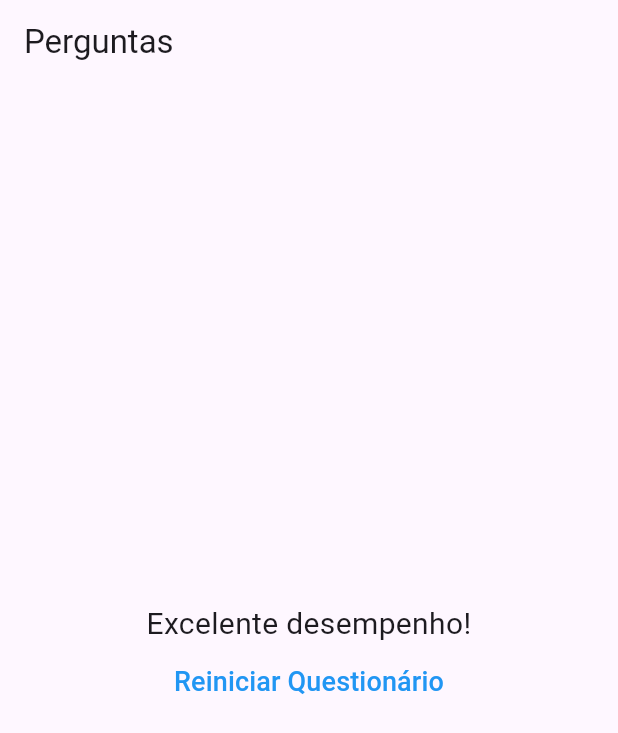
After one commit to RR-LEAL/Projeto-Perguntas, a Flutter app: the screen it shows after launch, after a tap on "Preto", after a tap on "Gato", after a tap on "Pedro", on a phone screen of 412 x 824 dp. The commit adds this screen. Shown: the top 733 px of the screen. Run offline on Flutter 3.47's test engine with Material 3 defaults, Android fonts, the phone set to English and light mode, and no system bars.

Commit message:
feat: add questionario and resultado components with scoring logic

```diff
--- a/lib/main.dart
+++ b/lib/main.dart
@@ -1,57 +1,76 @@
 import 'package:flutter/material.dart';
-import './questao.dart';
-import './resposta.dart';
+import './questionario.dart';
+import './resultado.dart';
 
-main() {
+void main() {
   runApp(PerguntaApp());
 }
 
 class _PerguntaAppState extends State<PerguntaApp> {
   var _perguntaSelecionada = 0;
+  var _pontuacaoTotal = 0;
   final _perguntas = const [
     {
       'texto': 'Qual é a sua cor favorita?',
-      'respostas': ['Preto', 'Vermelho', 'Verde', 'Branco'],
+      'respostas': [
+        {'texto': 'Preto', 'pontos': 10},
+        {'texto': 'Vermelho', 'pontos': 5},
+        {'texto': 'Verde', 'pontos': 3},
+        {'texto': 'Branco', 'pontos': 1},
+      ],
     },
     {
       'texto': 'Qual é o seu animal favorito?',
-      'respostas': ['Cachorro', 'Gato', 'Pássaro', 'Peixe'],
+      'respostas': [
+        {'texto': 'Cachorro', 'pontos': 4},
+        {'texto': 'Gato', 'pontos': 8},
+        {'texto': 'Pássaro', 'pontos': 7},
+        {'texto': 'Peixe', 'pontos': 10},
+      ],
     },
     {
       'texto': 'Qual é o seu instrutor favorito?',
-      'respostas': ['João', 'Maria', 'Pedro', 'Ana'],
+      'respostas': [
+        {'texto': 'João', 'pontos': 2},
+        {'texto': 'Maria', 'pontos': 7},
+        {'texto': 'Pedro', 'pontos': 8},
+        {'texto': 'Leo', 'pontos': 10},
+      ],
     },
   ];
-
-  void _responder() {
-    if (temPerguntaSelecionada) {
-      setState(() {
-        _perguntaSelecionada++;
-      });
-    }
-  }
 
   bool get temPerguntaSelecionada {
     return _perguntaSelecionada < _perguntas.length;
   }
 
+  void _responder(int pontos) {
+    if (temPerguntaSelecionada) {
+      setState(() {
+        _perguntaSelecionada++;
+        _pontuacaoTotal += pontos;
+      });
+    }
+  }
+
+  void _reiniciarQuestionario() {
+    setState(() {
+      _perguntaSelecionada = 0;
+      _pontuacaoTotal = 0;
+    });
+  }
+
   @override
   Widget build(BuildContext context) {
-    List<String> respostas = temPerguntaSelecionada
-        ? _perguntas[_perguntaSelecionada]['respostas'] as List<String>
-        : [];
-
     return MaterialApp(
       home: Scaffold(
         appBar: AppBar(title: const Text('Perguntas')),
         body: temPerguntaSelecionada
-            ? Column(
-                children: [
-                  Questao(_perguntas[_perguntaSelecionada]['texto'].toString()),
-                  ...respostas.map((t) => Resposta(t, _responder)),
-                ], // <widget>[]
+            ? Questionario(
+                perguntas: _perguntas,
+                perguntaSelecionada: _perguntaSelecionada,
+                responder: _responder,
               )
-            : null,
+            : Resultado(_pontuacaoTotal, _reiniciarQuestionario),
       ),
     );
   }
--- /dev/null
+++ b/lib/questionario.dart
@@ -0,0 +1,39 @@
+import 'package:flutter/material.dart';
+
+import 'questao.dart';
+import 'resposta.dart';
+
+class Questionario extends StatelessWidget {
+  final List<Map<String, Object>> perguntas;
+  final int perguntaSelecionada;
+  final void Function(int) responder;
+
+  Questionario({
+    required this.perguntas,
+    required this.perguntaSelecionada,
+    required this.responder,
+  });
+
+  bool get temPerguntaSelecionada {
+    return perguntaSelecionada < perguntas.length;
+  }
+
+  @override
+  Widget build(BuildContext context) {
+    List<Map<String, Object>> respostas = temPerguntaSelecionada
+        ? perguntas[perguntaSelecionada]['respostas']
+              as List<Map<String, Object>>
+        : [];
+    return Column(
+      children: [
+        Questao(perguntas[perguntaSelecionada]['texto'].toString()),
+        ...respostas.map((resp) {
+          return Resposta(
+            resp['texto'].toString(),
+            () => responder(resp['pontos'] as int),
+          );
+        }),
+      ], // <widget>[]
+    );
+  }
+}
--- a/lib/resposta.dart
+++ b/lib/resposta.dart
@@ -4,7 +4,7 @@ class Resposta extends StatelessWidget {
   final String texto;
   final void Function() onSelected;
 
-  const Resposta(this.texto, this.onSelected, {super.key});
+  const Resposta(this.texto, this.onSelected);
 
   @override
   Widget build(BuildContext context) {
--- /dev/null
+++ b/lib/resultado.dart
@@ -0,0 +1,43 @@
+import 'package:flutter/material.dart';
+
+class Resultado extends StatelessWidget {
+  final int pontos;
+  final void Function()? quandoReiniciarQuestionario;
+
+  Resultado(this.pontos, this.quandoReiniciarQuestionario);
+
+  String get fraseResultado {
+    String frase;
+    if (pontos >= 25) {
+      frase = 'Excelente desempenho!';
+    } else if (pontos >= 15) {
+      frase = 'Bom trabalho!';
+    } else if (pontos >= 5) {
+      frase = 'Você pode melhorar.';
+    } else {
+      frase = 'Precisa se esforçar mais.';
+    }
+    return frase;
+  }
+
+  @override
+  Widget build(BuildContext context) {
+    return Column(
+      mainAxisAlignment: MainAxisAlignment.center,
+      children: [
+        Center(
+          child: Text(
+            fraseResultado,
+            style: TextStyle(fontSize: 20),
+            textAlign: TextAlign.center,
+          ),
+        ),
+        TextButton(
+          style: TextButton.styleFrom(foregroundColor: Colors.blue),
+          onPressed: quandoReiniciarQuestionario,
+          child: Text("Reiniciar Questionário", style: TextStyle(fontSize: 18)),
+        ),
+      ],
+    );
+  }
+}
```
